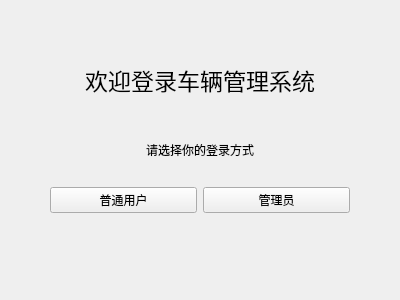
First picture: the form in carManage/login.ui, repository rzhongqicode/car-manage-system, before the edit.
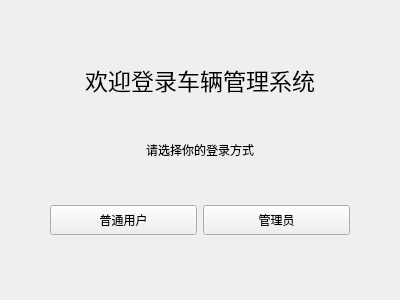
Second picture: the form after the edit. Icons and pictures are not drawn.

```diff
--- a/carManage/login.ui
+++ b/carManage/login.ui
@@ -67,14 +67,32 @@
    <property name="geometry">
     <rect>
      <x>50</x>
-     <y>170</y>
+     <y>180</y>
      <width>300</width>
-     <height>60</height>
+     <height>80</height>
     </rect>
    </property>
    <layout class="QGridLayout" name="gridLayout">
+    <property name="leftMargin">
+     <number>0</number>
+    </property>
+    <property name="topMargin">
+     <number>0</number>
+    </property>
+    <property name="rightMargin">
+     <number>0</number>
+    </property>
+    <property name="bottomMargin">
+     <number>0</number>
+    </property>
     <item row="0" column="1">
      <widget class="QPushButton" name="button_admin">
+      <property name="minimumSize">
+       <size>
+        <width>0</width>
+        <height>30</height>
+       </size>
+      </property>
       <property name="text">
        <string>管理员</string>
       </property>
@@ -82,6 +100,15 @@
     </item>
     <item row="0" column="0">
      <widget class="QPushButton" name="button_user">
+      <property name="enabled">
+       <bool>true</bool>
+      </property>
+      <property name="minimumSize">
+       <size>
+        <width>0</width>
+        <height>30</height>
+       </size>
+      </property>
       <property name="text">
        <string>普通用户</string>
       </property>
```
Left out of the diff: 2 changed lines with no effect on the pictures.
